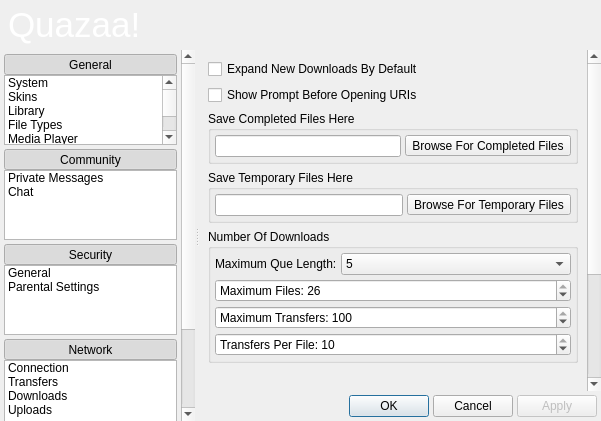
This is UI/dialogsettings.ui in c3c/quazaa as Qt 5 draws it before an edit. The edited form follows.
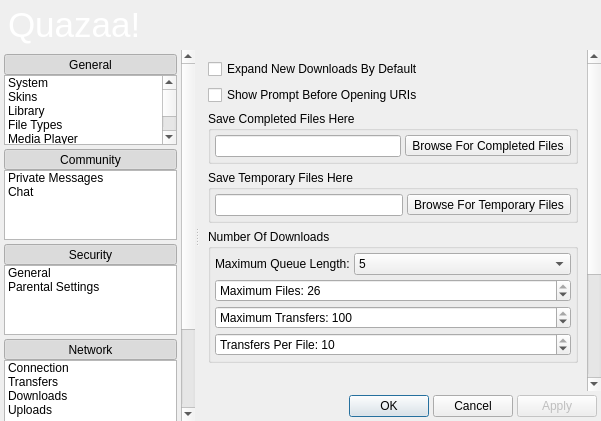
This is the edited form. The open tabs and pages were chosen to show the change. Icons and pictures are not drawn.

```diff
--- a/UI/dialogsettings.ui
+++ b/UI/dialogsettings.ui
@@ -2527,7 +2527,7 @@
                   <item row="0" column="0">
                    <widget class="QLabel" name="labelMaxQue">
                     <property name="text">
-                     <string>Maximum Que Length:</string>
+                     <string>Maximum Queue Length:</string>
                     </property>
                     <property name="buddy">
                      <cstring>comboBoxQueLength</cstring>
```
Left out of the diff: 8 changed lines with no effect on the pictures.
